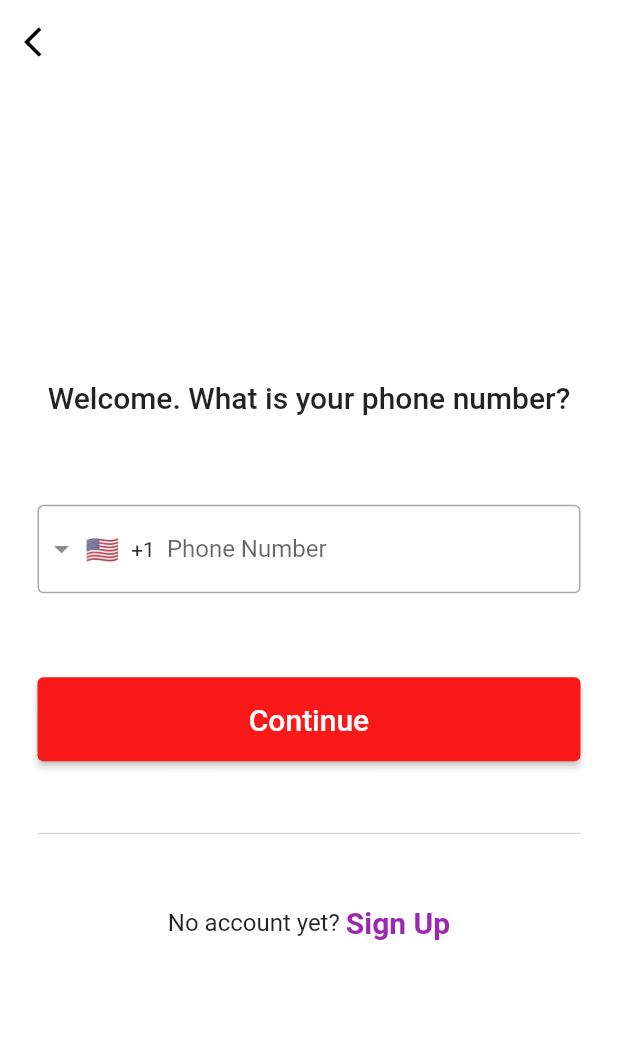
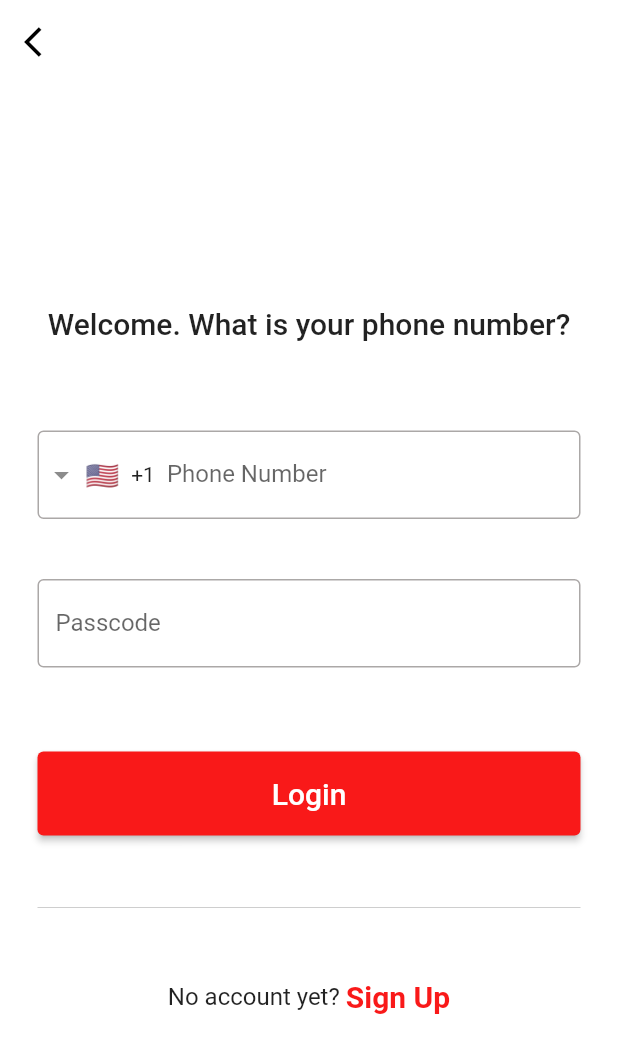
Before and after one commit to aliu691/puroclean, a Flutter app: the screen it shows after launch, after a tap on "Sign In", on a phone screen of 412 x 824 dp. Shown: the top 1053 px of the screen. Run offline on Flutter 3.47's test engine with Material 2 defaults, Android fonts, the phone set to English and light mode, and no system bars; drawn by our look-alikes of intl_phone_field; our stand-ins replace email_validator; missing offline and left inert: gsheets; key blocks and very long unbroken strings in the code were emptied for the run.

```diff
--- a/lib/main.dart
+++ b/lib/main.dart
@@ -13,7 +13,7 @@ class App extends StatelessWidget {
     return MaterialApp(
       title: 'Flutter Demo',
       theme: ThemeData(
-        colorScheme: ColorScheme.fromSeed(seedColor: Colors.deepPurple),
+        colorScheme: ColorScheme.fromSeed(seedColor: const Color(0XFFF91919)),
       ),
       home: const AuthScreen(),
     );
--- a/lib/screens/auth/login_screen.dart
+++ b/lib/screens/auth/login_screen.dart
@@ -4,6 +4,7 @@ import 'package:flutter/material.dart';
 import 'package:intl_phone_field/intl_phone_field.dart';
 import 'package:puroclean/constants/countries.dart';
 import 'package:puroclean/screens/auth/register_screen.dart';
+import 'package:puroclean/screens/time_log/time_log_screen.dart';
 
 class LoginScreen extends StatefulWidget {
   const LoginScreen({
@@ -24,15 +25,14 @@ class LoginScreen extends StatefulWidget {
 }
 
 class _LoginScreenState extends State<LoginScreen> {
-  TextEditingController emailController = TextEditingController();
-  TextEditingController passwordController = TextEditingController();
+  TextEditingController phoneController = TextEditingController();
+  TextEditingController pascodeController = TextEditingController();
   final _formKey = GlobalKey<FormState>();
-  bool passwordVisible = false;
 
   @override
   void dispose() {
-    emailController.dispose();
-    passwordController.dispose();
+    phoneController.dispose();
+    pascodeController.dispose();
     super.dispose();
   }
 
@@ -76,11 +76,23 @@ class _LoginScreenState extends State<LoginScreen> {
                             ),
                           ),
                           initialCountryCode: 'US',
+                          controller: phoneController,
                           countries: const [canada, us],
                           disableLengthCheck: true,
                           onChanged: (phone) {
                             print(phone.completeNumber);
                           },
+                        ),
+                        const SizedBox(height: 40),
+                        TextFormField(
+                          decoration: const InputDecoration(
+                            labelText: 'Passcode',
+                            border: OutlineInputBorder(
+                              borderSide: BorderSide(),
+                            ),
+                          ),
+                          controller: pascodeController,
+                          keyboardType: TextInputType.number,
                         ),
                         const SizedBox(height: 56),
                         SizedBox(
@@ -91,7 +103,7 @@ class _LoginScreenState extends State<LoginScreen> {
                               backgroundColor: const Color(0XFFF91919),
                             ),
                             child: Text(
-                              'Continue',
+                              'Login',
                               style: Theme.of(context)
                                   .textTheme
                                   .bodyLarge!
@@ -100,7 +112,10 @@ class _LoginScreenState extends State<LoginScreen> {
                                     fontSize: 20,
                                   ),
                             ),
-                            onPressed: () {},
+                            onPressed: () => Navigator.push(
+                              context,
+                              TimeLogScreen.getRoute(),
+                            ),
                           ),
                         ),
                         const SizedBox(height: 40),
@@ -129,7 +144,7 @@ class _LoginScreenState extends State<LoginScreen> {
                                     .copyWith(
                                       fontSize: 20,
                                       fontWeight: FontWeight.w700,
-                                      color: Colors.purple,
+                                      color: const Color(0XFFF91919),
                                     ),
                               ),
                             ),
--- a/lib/screens/auth/register_screen.dart
+++ b/lib/screens/auth/register_screen.dart
@@ -149,7 +149,7 @@ class _RegisterScreenState extends State<RegisterScreen> {
                           height: 56,
                           child: ElevatedButton(
                             style: ElevatedButton.styleFrom(
-                              backgroundColor: Colors.purple,
+                              backgroundColor: const Color(0XFFF91919),
                             ),
                             child: Text(
                               'Sign Up',
@@ -188,7 +188,7 @@ class _RegisterScreenState extends State<RegisterScreen> {
                                     .copyWith(
                                       fontSize: 20,
                                       fontWeight: FontWeight.w700,
-                                      color: Colors.purple,
+                                      color: const Color(0XFFF91919),
                                     ),
                               ),
                             ),
--- a/pubspec.yaml
+++ b/pubspec.yaml
@@ -29,6 +29,9 @@ dependencies:
   cupertino_icons: ^1.0.2
   email_validator: ^2.1.17
   intl_phone_field: ^3.2.0
+  intl: ^0.18.1
+  loader_overlay: ^2.3.2
+  gsheets: ^0.5.0
 
 dev_dependencies:
   flutter_test:
```
Also changed, not shown: lib/screens/time_log/time_log_screen.dart (added, +208 -0 lines), lib/utils/puroclean_attendance.dart (added, +18 -0 lines), pubspec.lock.
